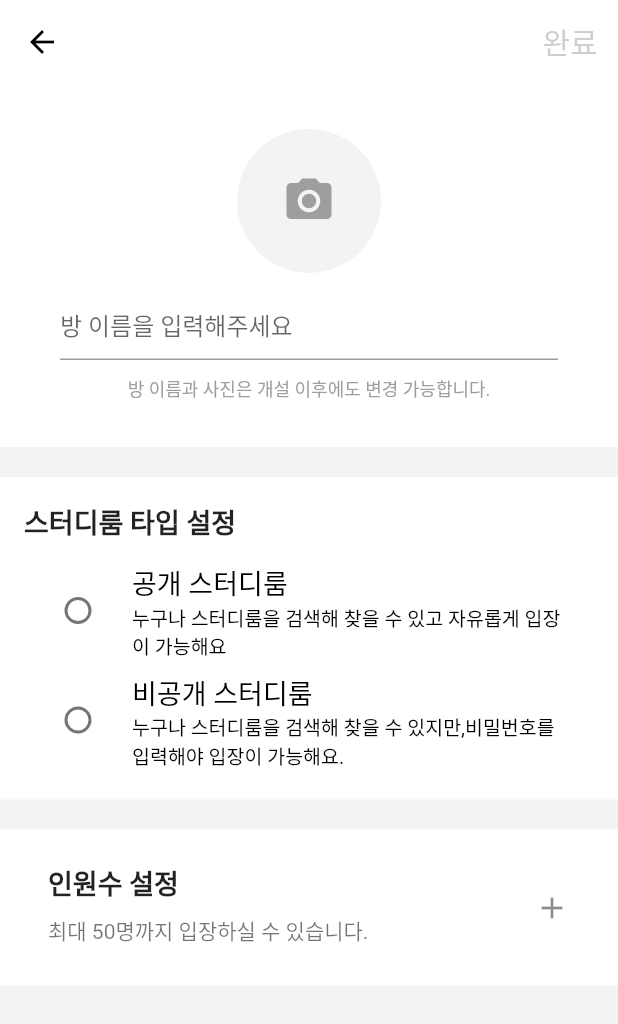
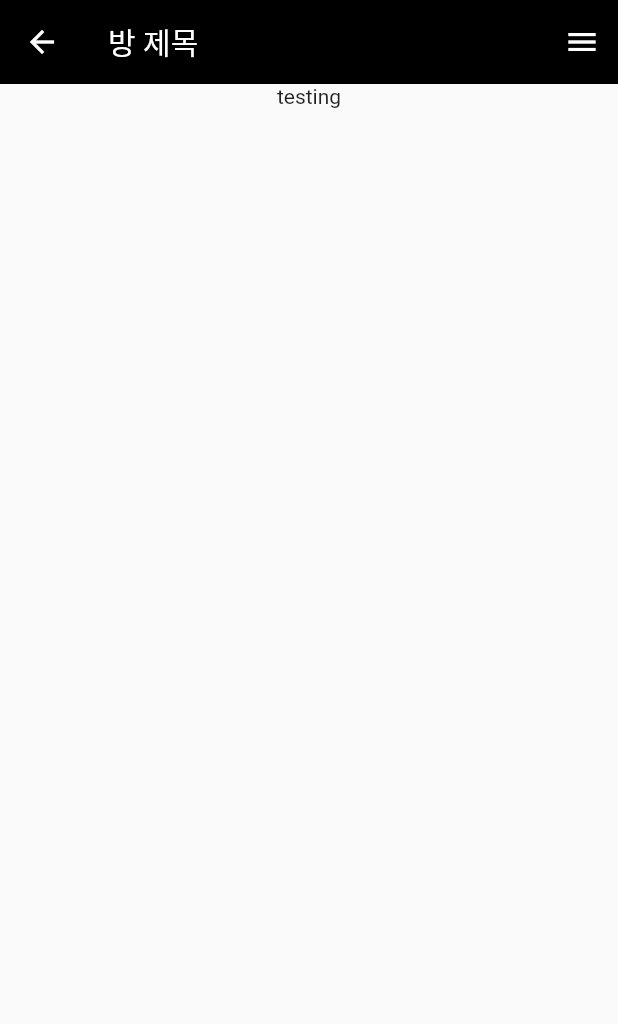
Before and after one commit to threeJob/withUs, a Flutter app: the Room screen opened directly, after a tap on "완료", on a phone screen of 412 x 824 dp. Shown: the top 1024 px of the screen. Run offline on Flutter 3.47's test engine with Material 2 defaults, Android fonts, the phone set to English and light mode, and no system bars; our stand-ins replace flutter_svg; missing offline and left inert: dart:ffi.

Commit message:
feat:Add inside_room page with AppBar
Connect insied_room page to room_page when 완료 is cliced

```diff
--- /dev/null
+++ b/lib/screens/rooms/inside_room.dart
@@ -0,0 +1,32 @@
+import 'package:flutter/material.dart';
+
+class InsideRoom extends StatefulWidget {
+  const InsideRoom({super.key});
+
+  @override
+  State<InsideRoom> createState() => _InsideRoomState();
+}
+
+class _InsideRoomState extends State<InsideRoom> {
+  @override
+  Widget build(BuildContext context) {
+    return Scaffold(
+      //무언가를 혼자해낼 수 있도록 발판을 만들어주는 것(빈 도화지 같은 역할)
+      appBar: AppBar(
+        backgroundColor: Colors.black,
+        iconTheme: IconThemeData(
+          color: Colors.white, //색변경
+        ),
+        elevation: 0, //그림자 주기
+        title: Text("방 제목"),
+      ),
+      endDrawer: Drawer(backgroundColor: Color.fromRGBO(0, 0, 0, 0.25)),
+      body: Center(
+          //자식 위젯을 가짐
+          child: Column(
+        //column이 자식을 가진다면 children(복수)
+        children: [Text("testing")],
+      )),
+    );
+  }
+}
--- a/lib/screens/rooms/room.dart
+++ b/lib/screens/rooms/room.dart
@@ -4,6 +4,7 @@ import 'package:flutter/material.dart';
 import 'package:flutter/src/widgets/container.dart';
 import 'package:flutter/src/widgets/framework.dart';
 import 'package:flutter_svg/svg.dart';
+import 'package:with_us/screens/rooms/inside_room.dart';
 
 class Room extends StatefulWidget {
   const Room({super.key});
@@ -32,6 +33,8 @@ class _RoomState extends State<Room> {
           TextButton(
             onPressed: () {
               print("완료 is clicked");
+              Navigator.push(context,
+                  MaterialPageRoute(builder: (context) => const InsideRoom()));
             },
             style: TextButton.styleFrom(
               foregroundColor: Colors.grey.withOpacity(0.5),
@@ -103,7 +106,7 @@ class _RoomState extends State<Room> {
                 ),
                 RadioListTile(
                   value: 1,
-                  groupValue: selectedRoomType,
+                  groupValue: 1,
                   onChanged: (val) {
                     print("Radio Tile pressed $val");
                   },
@@ -117,8 +120,8 @@ class _RoomState extends State<Room> {
                   selected: true,
                 ),
                 RadioListTile(
-                  value: 1,
-                  groupValue: selectedRoomType,
+                  value: 0,
+                  groupValue: 0,
                   onChanged: (val) {
                     print("Radio Tile pressed $val");
                   },
```
